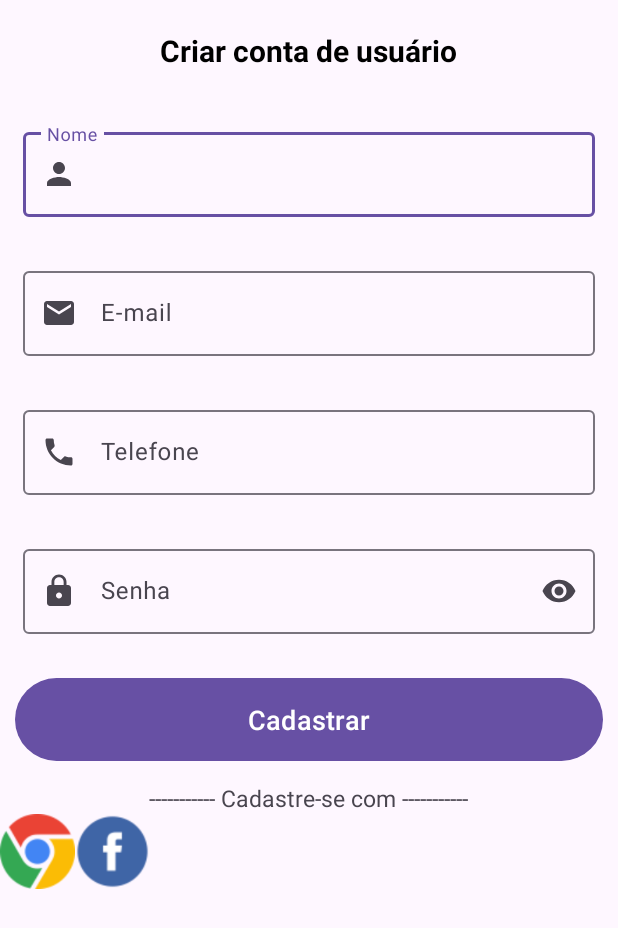
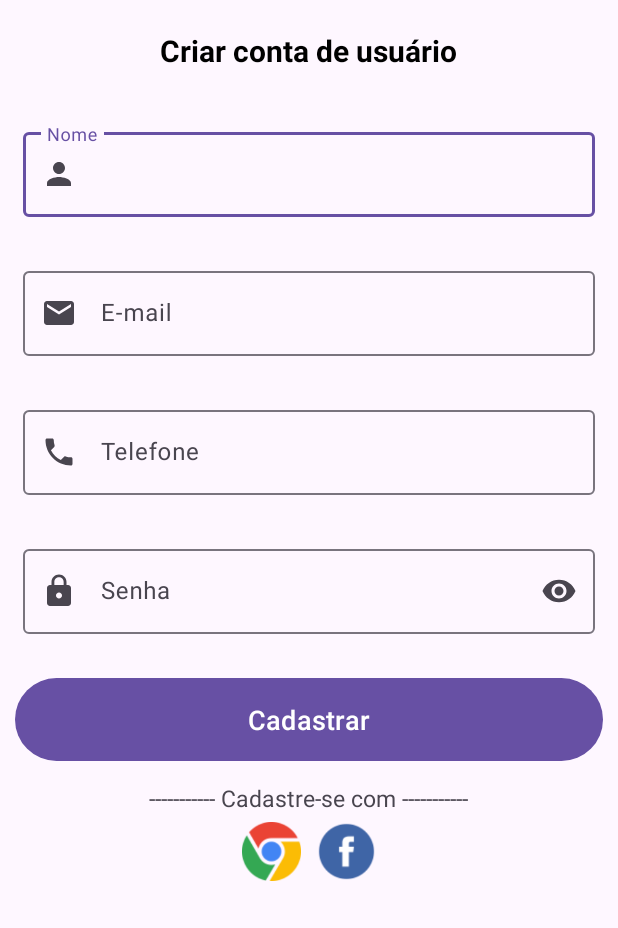
Before and after one commit to lndsilva/AppMyLove, an Android app: the CadUsuariosActivity screen opened directly, with no data from a screen before it, on a phone screen of 412 x 824 dp. Shown: the top 928 px of the screen. Run offline under Robolectric (Android 15) with nearby library versions, the phone set to English and light mode, and no system bars.

Commit message:
icones pequenos

```diff
--- a/app/src/main/res/layout/cad_usuarios_layout.xml
+++ b/app/src/main/res/layout/cad_usuarios_layout.xml
@@ -108,16 +108,19 @@
     <LinearLayout
         android:layout_width="match_parent"
         android:layout_height="wrap_content"
+        android:gravity="center_horizontal"
         android:orientation="horizontal">
 
         <ImageView
             android:layout_width="50dp"
             android:layout_height="50dp"
+            android:padding="5dp"
             android:src="@drawable/google" />
 
         <ImageView
             android:layout_width="50dp"
             android:layout_height="50dp"
+            android:padding="5dp"
             android:src="@drawable/facebook" />
     </LinearLayout>
 
```
